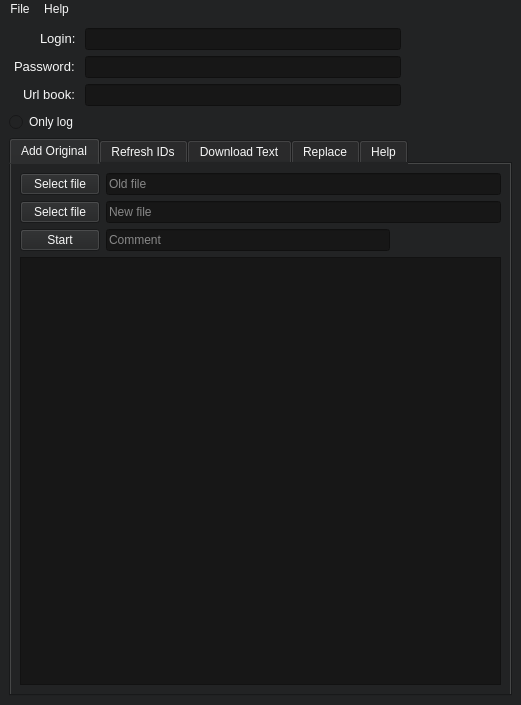
This is notenaboid23.ui in chromKa/Notabenoid_Tool as Qt 5 draws it before an edit. The edited form follows.
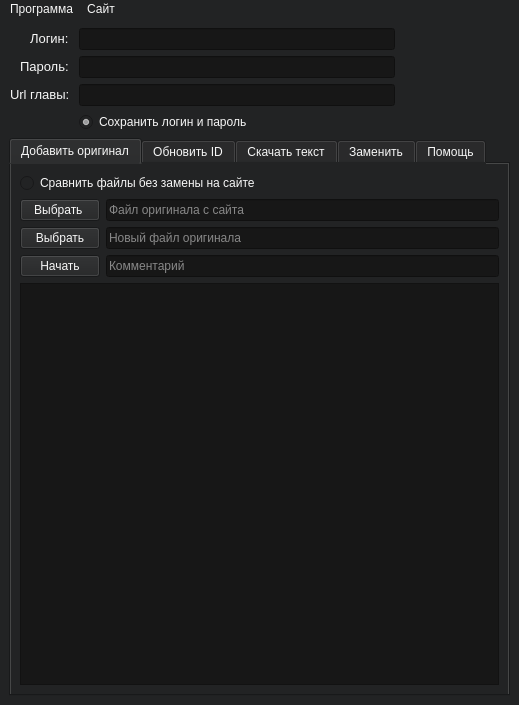
This is the edited form. The open tabs and pages were chosen to show the change.

What changed in the file:
```diff
--- a/notenaboid23.ui
+++ b/notenaboid23.ui
@@ -6,7 +6,7 @@
    <rect>
     <x>0</x>
     <y>0</y>
-    <width>521</width>
+    <width>519</width>
     <height>705</height>
    </rect>
   </property>
@@ -37,7 +37,64 @@
     </size>
    </property>
    <layout class="QGridLayout" name="gridLayout">
-    <item row="6" column="0" colspan="2">
+    <item row="3" column="0" alignment="Qt::AlignLeft">
+     <widget class="QLineEdit" name="passwordText">
+      <property name="maximumSize">
+       <size>
+        <width>70</width>
+        <height>16777215</height>
+       </size>
+      </property>
+      <property name="font">
+       <font>
+        <pointsize>10</pointsize>
+       </font>
+      </property>
+      <property name="text">
+       <string>Пароль:</string>
+      </property>
+      <property name="frame">
+       <bool>false</bool>
+      </property>
+      <property name="alignment">
+       <set>Qt::AlignRight|Qt::AlignTrailing|Qt::AlignVCenter</set>
+      </property>
+      <property name="readOnly">
+       <bool>true</bool>
+      </property>
+     </widget>
+    </item>
+    <item row="1" column="0" alignment="Qt::AlignLeft">
+     <widget class="QLineEdit" name="loginText">
+      <property name="maximumSize">
+       <size>
+        <width>70</width>
+        <height>16777215</height>
+       </size>
+      </property>
+      <property name="font">
+       <font>
+        <pointsize>10</pointsize>
+       </font>
+      </property>
+      <property name="layoutDirection">
+       <enum>Qt::LeftToRight</enum>
+      </property>
+      <property name="text">
+       <string>Логин:</string>
+      </property>
+      <property name="frame">
+       <bool>false</bool>
+      </property>
+      <property name="alignment">
+       <set>Qt::AlignRight|Qt::AlignTrailing|Qt::AlignVCenter</set>
+      </property>
+      <property name="readOnly">
+       <bool>true</bool>
+      </property>
+     </widget>
+    </item>
+    <item row="11" column="0" colspan="3">
      <widget class="QTabWidget" name="tabWidget">
       <property name="enabled">
        <bool>true</bool>
@@ -61,9 +118,51 @@
 </string>
        </property>
        <attribute name="title">
-        <string>Add Original</string>
+        <string>Добавить оригинал</string>
        </attribute>
        <layout class="QGridLayout" name="gridLayout_5">
+        <item row="8" column="0" colspan="2">
+         <widget class="QTextEdit" name="logBoxAdd">
+          <property name="font">
+           <font>
+            <pointsize>15</pointsize>
+           </font>
+          </property>
+          <property name="styleSheet">
+           <string notr="true">background-color: rgb(23, 23, 23);</string>
+          </property>
+          <property name="verticalScrollBarPolicy">
+           <enum>Qt::ScrollBarAsNeeded</enum>
+          </property>
+          <property name="horizontalScrollBarPolicy">
+           <enum>Qt::ScrollBarAsNeeded</enum>
+          </property>
+          <property name="lineWrapMode">
+           <enum>QTextEdit::NoWrap</enum>
+          </property>
+          <property name="html">
+           <string>&lt;!DOCTYPE HTML PUBLIC &quot;-//W3C//DTD HTML 4.0//EN&quot; &quot;http://www.w3.org/TR/REC-html40/strict.dtd&quot;&gt;
+&lt;html&gt;&lt;head&gt;&lt;meta name=&quot;qrichtext&quot; content=&quot;1&quot; /&gt;&lt;style type=&quot;text/css&quot;&gt;
+p, li { white-space: pre-wrap; }
+&lt;/style&gt;&lt;/head&gt;&lt;body style=&quot; font-family:'MS Shell Dlg 2'; font-size:15pt; font-weight:400; font-style:normal;&quot;&gt;
+&lt;p style=&quot;-qt-paragraph-type:empty; margin-top:0px; margin-bottom:0px; margin-left:0px; margin-right:0px; -qt-block-indent:0; text-indent:0px; font-size:8.25pt;&quot;&gt;&lt;br /&gt;&lt;/p&gt;&lt;/body&gt;&lt;/html&gt;</string>
+          </property>
+         </widget>
+        </item>
+        <item row="6" column="0">
+         <widget class="QPushButton" name="btnStartAdd">
+          <property name="text">
+           <string>Начать</string>
+          </property>
+         </widget>
+        </item>
+        <item row="3" column="0">
+         <widget class="QPushButton" name="btnBrowseNew">
+          <property name="text">
+           <string>Выбрать</string>
+          </property>
+         </widget>
+        </item>
         <item row="3" column="1">
          <widget class="QLineEdit" name="fileNameNew">
           <property name="enabled">
@@ -82,7 +181,7 @@
            <bool>false</bool>
           </property>
           <property name="placeholderText">
-           <string>New file</string>
+           <string>Новый файл оригинала</string>
           </property>
          </widget>
         </item>
@@ -104,11 +203,18 @@
            <bool>false</bool>
           </property>
           <property name="placeholderText">
-           <string>Old file</string>
+           <string>Файл оригинала с сайта</string>
           </property>
          </widget>
         </item>
-        <item row="5" column="1" alignment="Qt::AlignLeft">
+        <item row="1" column="0">
+         <widget class="QPushButton" name="btnBrowseOld">
+          <property name="text">
+           <string>Выбрать </string>
+          </property>
+         </widget>
+        </item>
+        <item row="6" column="1">
          <widget class="QLineEdit" name="comment">
           <property name="minimumSize">
            <size>
@@ -120,56 +226,26 @@
            <string notr="true">background-color: rgb(23, 23, 23);</string>
           </property>
           <property name="placeholderText">
-           <string>Comment</string>
+           <string>Комментарий</string>
           </property>
          </widget>
         </item>
-        <item row="1" column="0">
-         <widget class="QPushButton" name="btnBrowseOld">
+        <item row="0" column="0" colspan="2">
+         <widget class="QRadioButton" name="logBox">
           <property name="text">
-           <string>Select file</string>
+           <string>Сравнить файлы без замены на сайте</string>
           </property>
-         </widget>
-        </item>
-        <item row="5" column="0">
-         <widget class="QPushButton" name="btnStartAdd">
-          <property name="text">
-           <string>Start</string>
+          <property name="checkable">
+           <bool>true</bool>
           </property>
-         </widget>
-        </item>
-        <item row="6" column="0" colspan="2">
-         <widget class="QTextEdit" name="logBoxAdd">
-          <property name="font">
-           <font>
-            <pointsize>15</pointsize>
-           </font>
+          <property name="checked">
+           <bool>false</bool>
           </property>
-          <property name="styleSheet">
-           <string notr="true">background-color: rgb(23, 23, 23);</string>
+          <property name="autoRepeat">
+           <bool>true</bool>
           </property>
-          <property name="verticalScrollBarPolicy">
-           <enum>Qt::ScrollBarAsNeeded</enum>
-          </property>
-          <property name="horizontalScrollBarPolicy">
-           <enum>Qt::ScrollBarAsNeeded</enum>
-          </property>
-          <property name="lineWrapMode">
-           <enum>QTextEdit::NoWrap</enum>
-          </property>
-          <property name="html">
-           <string>&lt;!DOCTYPE HTML PUBLIC &quot;-//W3C//DTD HTML 4.0//EN&quot; &quot;http://www.w3.org/TR/REC-html40/strict.dtd&quot;&gt;
-&lt;html&gt;&lt;head&gt;&lt;meta name=&quot;qrichtext&quot; content=&quot;1&quot; /&gt;&lt;style type=&quot;text/css&quot;&gt;
-p, li { white-space: pre-wrap; }
-&lt;/style&gt;&lt;/head&gt;&lt;body style=&quot; font-family:'MS Shell Dlg 2'; font-size:15pt; font-weight:400; font-style:normal;&quot;&gt;
-&lt;p style=&quot;-qt-paragraph-type:empty; margin-top:0px; margin-bottom:0px; margin-left:0px; margin-right:0px; -qt-block-indent:0; text-indent:0px; font-size:8.25pt;&quot;&gt;&lt;br /&gt;&lt;/p&gt;&lt;/body&gt;&lt;/html&gt;</string>
-          </property>
-         </widget>
-        </item>
-        <item row="3" column="0">
-         <widget class="QPushButton" name="btnBrowseNew">
-          <property name="text">
-           <string>Select file</string>
+          <property name="autoExclusive">
+           <bool>false</bool>
           </property>
          </widget>
         </item>
@@ -177,7 +253,7 @@
       </widget>
       <widget class="QWidget" name="tabRefresh">
        <attribute name="title">
-        <string>Refresh IDs</string>
+        <string>Обновить ID</string>
        </attribute>
        <layout class="QGridLayout" name="gridLayout_2">
         <item row="2" column="0">
@@ -287,7 +363,7 @@
       </widget>
       <widget class="QWidget" name="tab">
        <attribute name="title">
-        <string>Download Text</string>
+        <string>Скачать текст</string>
        </attribute>
        <layout class="QGridLayout" name="gridLayout_3">
         <item row="2" column="1">
@@ -396,7 +472,7 @@
         <string notr="true"/>
        </property>
        <attribute name="title">
-        <string>Replace</string>
+        <string>Заменить</string>
        </attribute>
        <layout class="QGridLayout" name="gridLayout_9">
         <item row="8" column="4">
@@ -549,7 +625,7 @@
       </widget>
       <widget class="QWidget" name="tab_2">
        <attribute name="title">
-        <string>Help</string>
+        <string>Помощь</string>
        </attribute>
        <layout class="QGridLayout" name="gridLayout_4">
         <item row="0" column="0">
@@ -589,25 +665,6 @@
       </widget>
      </widget>
     </item>
-    <item row="4" column="1" alignment="Qt::AlignLeft">
-     <widget class="QLineEdit" name="urlBook">
-      <property name="enabled">
-       <bool>true</bool>
-      </property>
-      <property name="minimumSize">
-       <size>
-        <width>316</width>
-        <height>0</height>
-       </size>
-      </property>
-      <property name="styleSheet">
-       <string notr="true">background-color: rgb(23, 23, 23);</string>
-      </property>
-      <property name="text">
-       <string/>
-      </property>
-     </widget>
-    </item>
     <item row="4" column="0">
      <widget class="QLineEdit" name="urlBookText">
       <property name="maximumSize">
@@ -622,7 +679,7 @@
        </font>
       </property>
       <property name="text">
-       <string>Url book:</string>
+       <string>Url главы:</string>
       </property>
       <property name="frame">
        <bool>false</bool>
@@ -635,11 +692,17 @@
       </property>
      </widget>
     </item>
-    <item row="3" column="1" alignment="Qt::AlignLeft">
+    <item row="3" column="1">
      <widget class="QLineEdit" name="password">
       <property name="enabled">
        <bool>true</bool>
       </property>
+      <property name="sizePolicy">
+       <sizepolicy hsizetype="Fixed" vsizetype="Fixed">
+        <horstretch>0</horstretch>
+        <verstretch>0</verstretch>
+       </sizepolicy>
+      </property>
       <property name="minimumSize">
        <size>
         <width>316</width>
@@ -652,70 +715,22 @@
       <property name="text">
        <string/>
       </property>
-     </widget>
-    </item>
-    <item row="1" column="0" alignment="Qt::AlignLeft">
-     <widget class="QLineEdit" name="loginText">
-      <property name="maximumSize">
-       <size>
-        <width>70</width>
-        <height>16777215</height>
-       </size>
+      <property name="echoMode">
+       <enum>QLineEdit::PasswordEchoOnEdit</enum>
       </property>
-      <property name="font">
-       <font>
-        <pointsize>10</pointsize>
-       </font>
-      </property>
-      <property name="layoutDirection">
-       <enum>Qt::LeftToRight</enum>
-      </property>
-      <property name="text">
-       <string>Login:</string>
-      </property>
-      <property name="frame">
-       <bool>false</bool>
-      </property>
-      <property name="alignment">
-       <set>Qt::AlignRight|Qt::AlignTrailing|Qt::AlignVCenter</set>
-      </property>
-      <property name="readOnly">
-       <bool>true</bool>
-      </property>
      </widget>
     </item>
-    <item row="3" column="0" alignment="Qt::AlignLeft">
-     <widget class="QLineEdit" name="passwordText">
-      <property name="maximumSize">
-       <size>
-        <width>70</width>
-        <height>16777215</height>
-       </size>
-      </property>
-      <property name="font">
-       <font>
-        <pointsize>10</pointsize>
-       </font>
-      </property>
-      <property name="text">
-       <string>Password:</string>
-      </property>
-      <property name="frame">
-       <bool>false</bool>
-      </property>
-      <property name="alignment">
-       <set>Qt::AlignRight|Qt::AlignTrailing|Qt::AlignVCenter</set>
-      </property>
-      <property name="readOnly">
-       <bool>true</bool>
-      </property>
-     </widget>
-    </item>
-    <item row="1" column="1" alignment="Qt::AlignLeft">
+    <item row="1" column="1">
      <widget class="QLineEdit" name="login">
       <property name="enabled">
        <bool>true</bool>
       </property>
+      <property name="sizePolicy">
+       <sizepolicy hsizetype="Fixed" vsizetype="Fixed">
+        <horstretch>0</horstretch>
+        <verstretch>0</verstretch>
+       </sizepolicy>
+      </property>
       <property name="minimumSize">
        <size>
         <width>316</width>
@@ -730,16 +745,47 @@
       </property>
      </widget>
     </item>
-    <item row="5" column="0">
-     <widget class="QRadioButton" name="logBox">
-      <property name="text">
-       <string>Only log</string>
-      </property>
-      <property name="checkable">
+    <item row="4" column="1">
+     <widget class="QLineEdit" name="urlBook">
+      <property name="enabled">
        <bool>true</bool>
+      </property>
+      <property name="sizePolicy">
+       <sizepolicy hsizetype="Fixed" vsizetype="Fixed">
+        <horstretch>0</horstretch>
+        <verstretch>0</verstretch>
+       </sizepolicy>
+      </property>
+      <property name="minimumSize">
+       <size>
+        <width>316</width>
+        <height>0</height>
+       </size>
+      </property>
+      <property name="styleSheet">
+       <string notr="true">background-color: rgb(23, 23, 23);</string>
+      </property>
+      <property name="text">
+       <string/>
+      </property>
+     </widget>
+    </item>
+    <item row="5" column="1">
+     <widget class="QRadioButton" name="radioButton">
+      <property name="sizePolicy">
+       <sizepolicy hsizetype="Fixed" vsizetype="Fixed">
+        <horstretch>0</horstretch>
+        <verstretch>0</verstretch>
+       </sizepolicy>
+      </property>
+      <property name="styleSheet">
+       <string notr="true"/>
+      </property>
+      <property name="text">
+       <string>Сохранить логин и пароль</string>
       </property>
       <property name="checked">
-       <bool>false</bool>
+       <bool>true</bool>
       </property>
       <property name="autoRepeat">
        <bool>true</bool>
@@ -756,20 +802,20 @@
     <rect>
      <x>0</x>
      <y>0</y>
-     <width>521</width>
+     <width>519</width>
      <height>25</height>
     </rect>
    </property>
    <widget class="QMenu" name="menuFile">
     <property name="title">
-     <string>File</string>
+     <string>Программа</string>
     </property>
     <addaction name="actionRestart"/>
     <addaction name="actionQuit"/>
    </widget>
    <widget class="QMenu" name="menuHelp">
     <property name="title">
-     <string>Help</string>
+     <string>Сайт</string>
     </property>
     <addaction name="actionnotabenoid_org"/>
    </widget>
```
Left out of the diff: 45 changed lines with no effect on the pictures.
